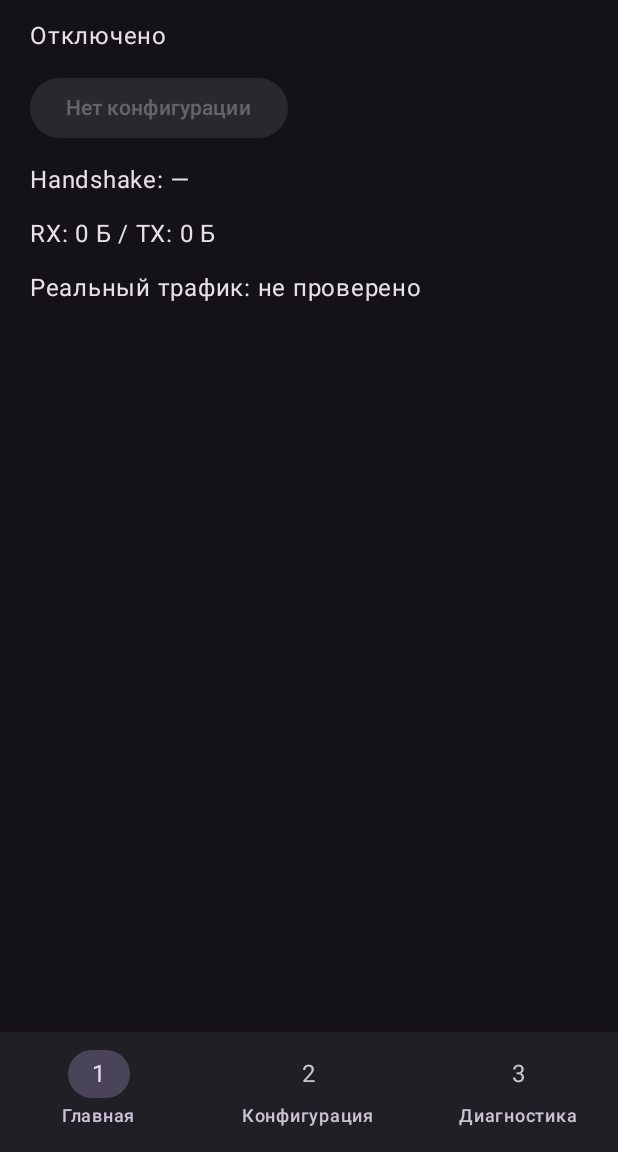
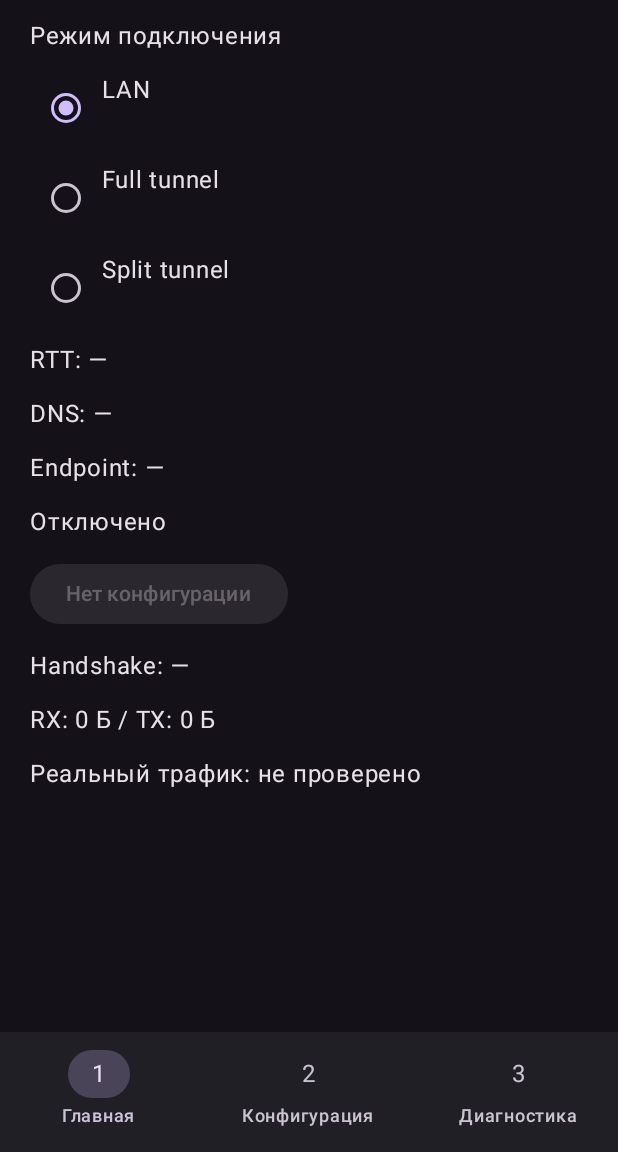
Before and after one commit to stub11/aurora-connect, an Android app built with Jetpack Compose: the screen it shows after launch (MainActivity), on a phone screen of 412 x 824 dp, the part 84-1236 px from its top. Run offline under Robolectric (Android 15) with nearby library versions, the phone set to English and light mode, and no system bars; libraries missing offline, so code that uses them is left out: com.journeyapps.barcodescanner, com.wireguard.android, com.wireguard.config; 6 statements that could not run were skipped.

Commit message:
Restore persisted mode selection and home metrics

```diff
--- a/app/src/main/java/dev/aurora/connect/MainActivity.kt
+++ b/app/src/main/java/dev/aurora/connect/MainActivity.kt
@@ -33,6 +33,8 @@ class MainActivity : ComponentActivity() {
  @Composable private fun Screen() {
   val scope = rememberCoroutineScope()
   var page by remember { mutableIntStateOf(0) }
+  val preferences = getSharedPreferences("ui", MODE_PRIVATE)
+  var mode by remember { mutableStateOf(runCatching { Mode.valueOf(preferences.getString("mode", "LAN") ?: "LAN") }.getOrDefault(Mode.LAN)) }
   var configured by remember { mutableStateOf(false) }
   var metadata by remember { mutableStateOf("") }
   var busy by remember { mutableStateOf(false) }
@@ -50,7 +52,7 @@ class MainActivity : ComponentActivity() {
   fun connect() {
    scope.launch {
     busy = true
-    try { withContext(Dispatchers.IO) { backend.connect(parseWireGuardConfig(checkNotNull(store.load()))) }; error = "" }
+    try { withContext(Dispatchers.IO) { backend.connect(parseWireGuardConfig(modeConfig(checkNotNull(store.load()), mode))) }; error = "" }
     catch (_: Exception) { error = "Не удалось запустить VPN" }
     finally { busy = false }
    }
@@ -88,6 +90,11 @@ class MainActivity : ComponentActivity() {
     Text("Aurora Connect", style = MaterialTheme.typography.headlineMedium)
     when(page) {
      0 -> {
+      Text("Режим подключения")
+      Mode.entries.forEach { option -> Row { RadioButton(selected = mode == option, enabled = !busy && !snapshot.up, onClick = { mode = option; preferences.edit().putString("mode", option.name).apply() }); Text(when(option) { Mode.LAN -> "LAN"; Mode.FULL -> "Full tunnel"; Mode.SPLIT -> "Split tunnel" }) } }
+      Text("RTT: —")
+      Text("DNS: —")
+      Text(metadata.lineSequence().firstOrNull { it.startsWith("Endpoint:") } ?: "Endpoint: —")
       Text(if(snapshot.up) "Туннель поднят; связность не проверена" else "Отключено")
       Button(enabled = !busy && (configured || snapshot.up), onClick = {
        if(snapshot.up) scope.launch { withContext(Dispatchers.IO) { runCatching { backend.disconnect() } } }
```
